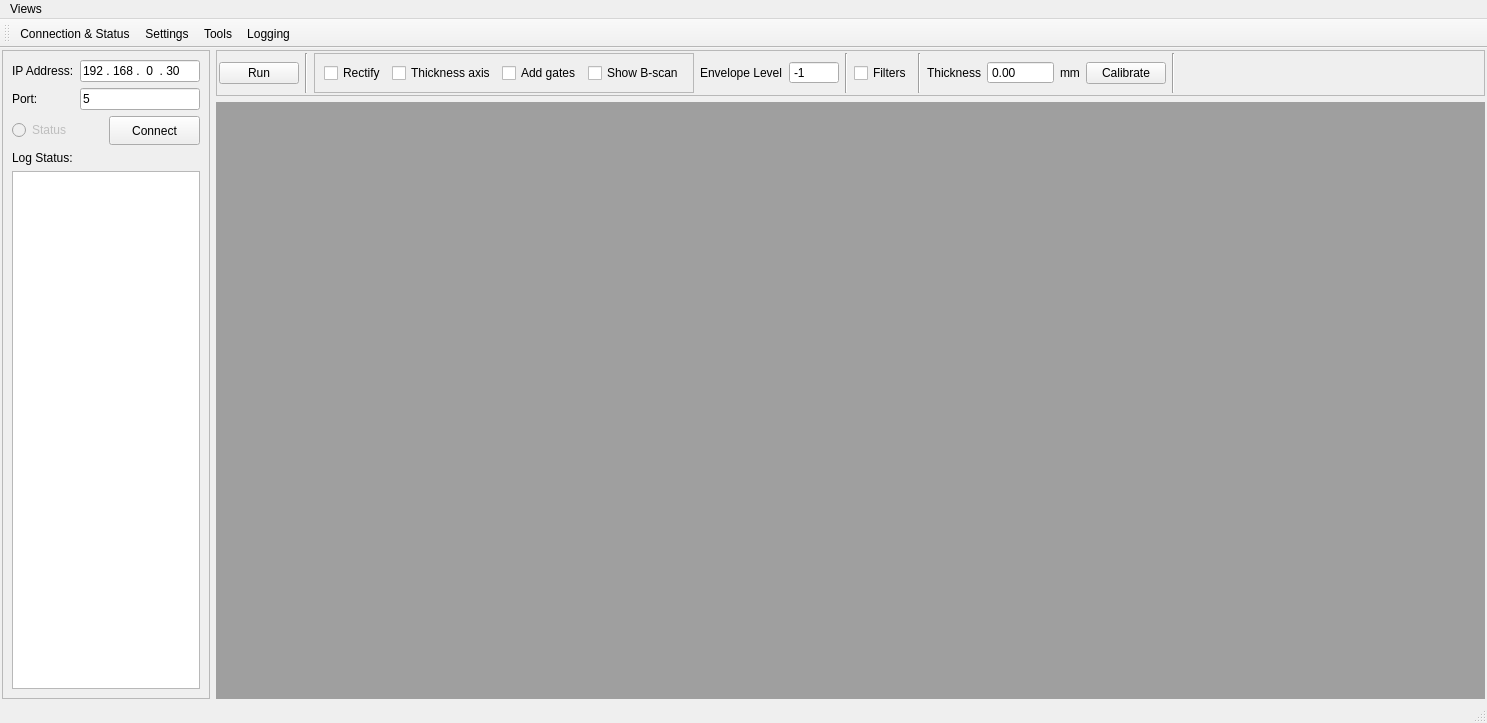
This is mainwindow.ui in SDJoeKing/Tubers_GUI as Qt 5 draws it before an edit. The edited form follows.
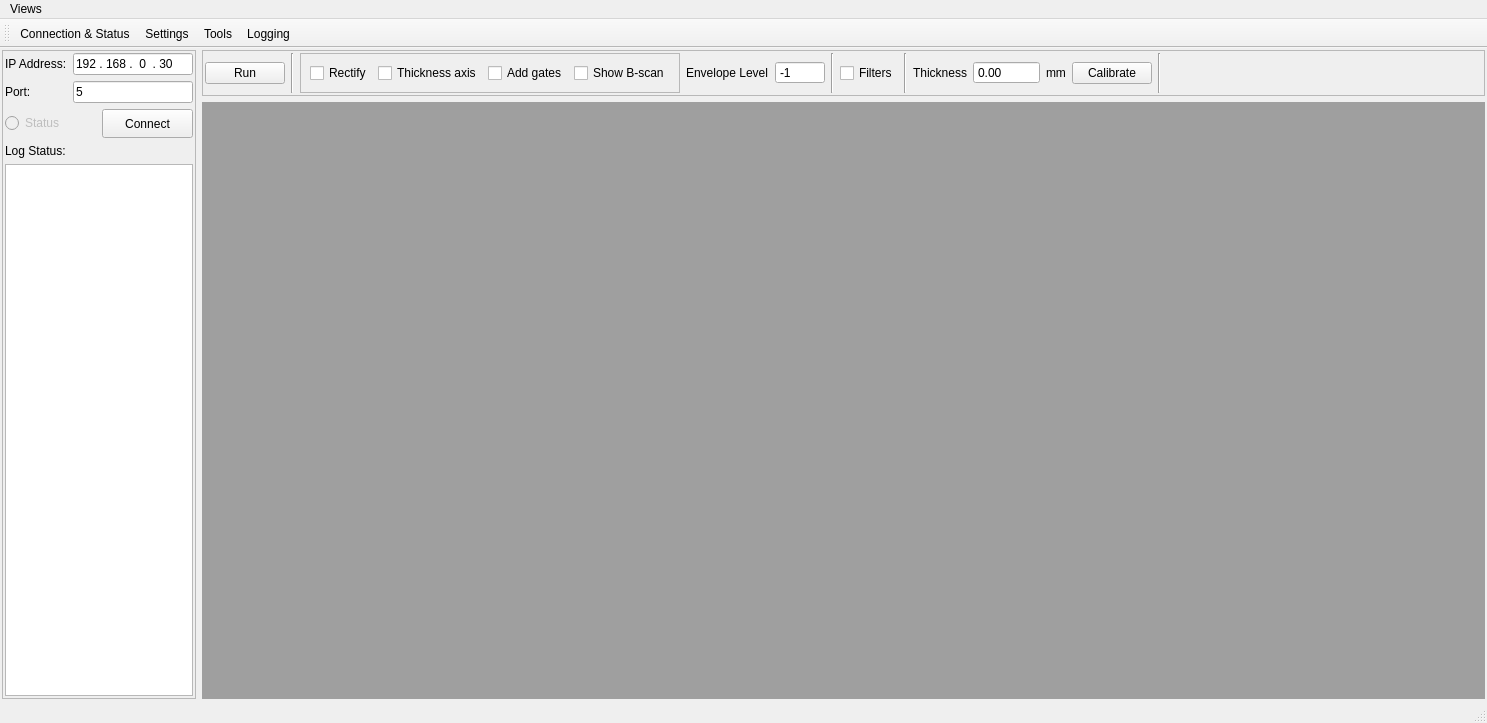
This is the edited form.

```diff
--- a/mainwindow.ui
+++ b/mainwindow.ui
@@ -42,6 +42,18 @@
        <enum>QFrame::Raised</enum>
       </property>
       <layout class="QGridLayout" name="gridLayout_3">
+       <property name="leftMargin">
+        <number>2</number>
+       </property>
+       <property name="topMargin">
+        <number>2</number>
+       </property>
+       <property name="rightMargin">
+        <number>2</number>
+       </property>
+       <property name="bottomMargin">
+        <number>2</number>
+       </property>
        <item row="2" column="0">
         <widget class="QRadioButton" name="radioStatus">
          <property name="enabled">
```
Left out of the diff: 2 changed lines with no effect on the pictures.
